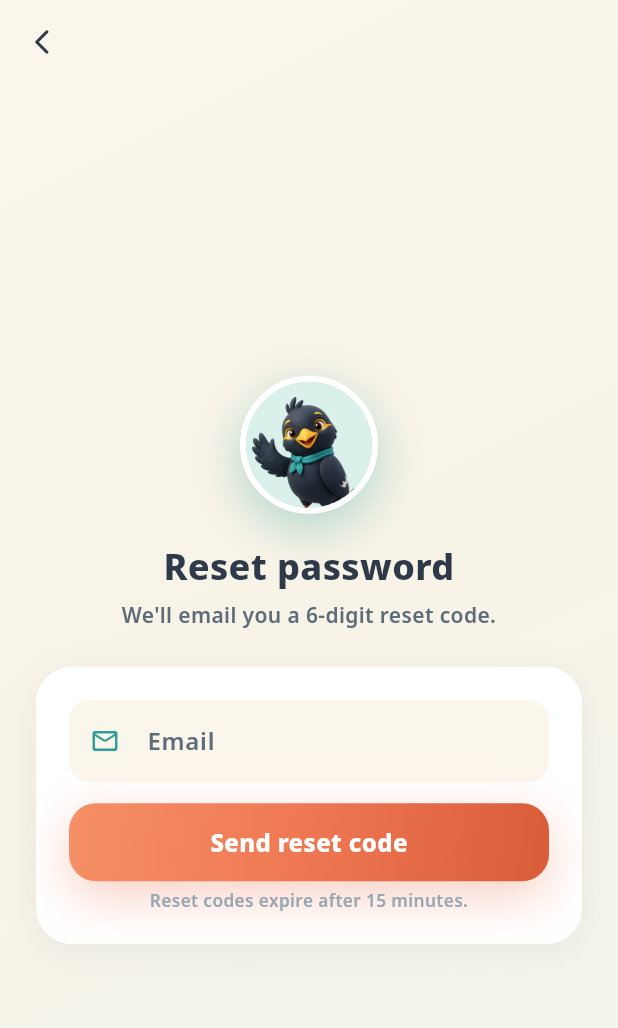
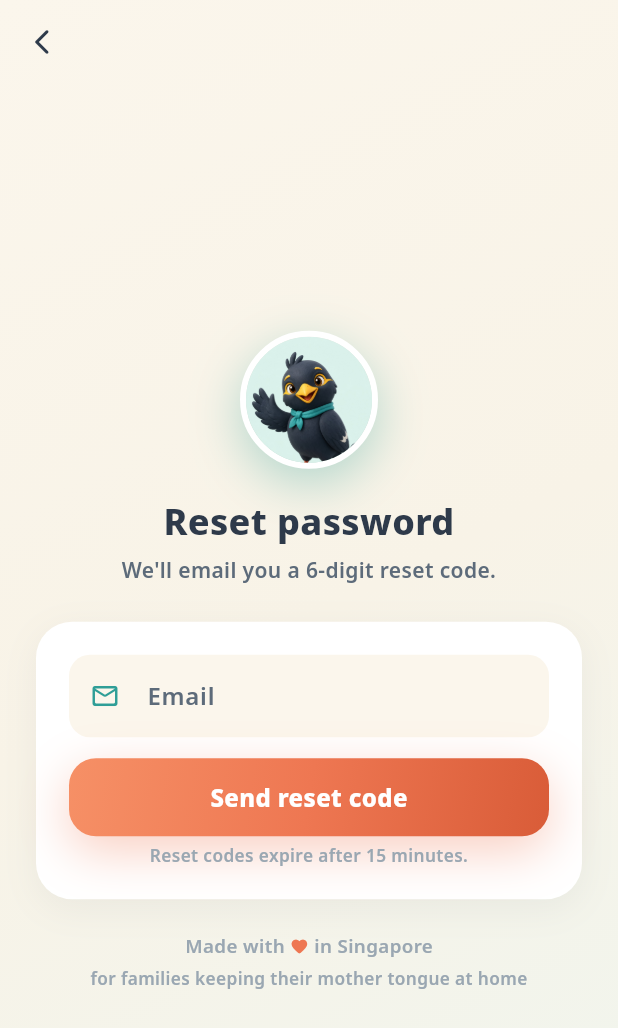
Before and after one commit to jvvinoth/taleLah-education, a Flutter app: the screen it shows after launch, after a tap on "Forgot password?", on a phone screen of 412 x 824 dp. Shown: the top 1028 px of the screen. Run offline on Flutter 3.47's test engine with Material 3 defaults, Android fonts, the phone set to English and light mode, and no system bars; our stand-ins replace audioplayers, image_picker, shared_preferences; missing offline and left inert: record; accounts and stored records are empty.

Commit message:
Sign the auth screens: Made with love in Singapore
A maker's note under the login card, centred and deliberately quiet. Lives
in AuthScaffold so login, signup, forgot-password and verify all carry it.
The heart is an Icon rather than an emoji so it paints immediately instead
of waiting on CanvasKit's fallback font download.

```diff
--- a/app/lib/screens/auth/auth_widgets.dart
+++ b/app/lib/screens/auth/auth_widgets.dart
@@ -69,12 +69,50 @@ class AuthScaffold extends StatelessWidget {
                       children: children,
                     ),
                   ),
+                  const SizedBox(height: 22),
+                  const _MadeInSingapore(),
                 ],
               ),
             ),
           ),
         ),
       ),
+    );
+  }
+}
+
+/// The sign-off under every auth card. Quiet on purpose — it should read as
+/// a maker's note, not a marketing line. The heart is drawn rather than an
+/// emoji so it renders the same on every browser and platform.
+class _MadeInSingapore extends StatelessWidget {
+  const _MadeInSingapore();
+
+  @override
+  Widget build(BuildContext context) {
+    const label = TextStyle(
+      fontSize: 12.5,
+      fontWeight: FontWeight.w600,
+      color: TColors.inkFaint,
+      height: 1.4,
+    );
+    return Column(
+      children: [
+        Row(
+          mainAxisAlignment: MainAxisAlignment.center,
+          mainAxisSize: MainAxisSize.min,
+          children: const [
+            Text('Made with ', style: label),
+            Icon(Icons.favorite_rounded, size: 12.5, color: TColors.coral),
+            Text(' in Singapore', style: label),
+          ],
+        ),
+        const SizedBox(height: 4),
+        Text(
+          'for families keeping their mother tongue at home',
+          textAlign: TextAlign.center,
+          style: label.copyWith(fontSize: 11.5, color: TColors.inkFaint),
+        ),
+      ],
     );
   }
 }
```
